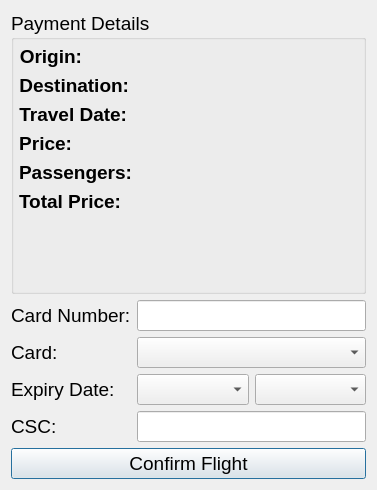
First picture: the form in Source Code/UI/payment.ui, repository mjmbalilo/COE125_C2_Chibz, before the edit.
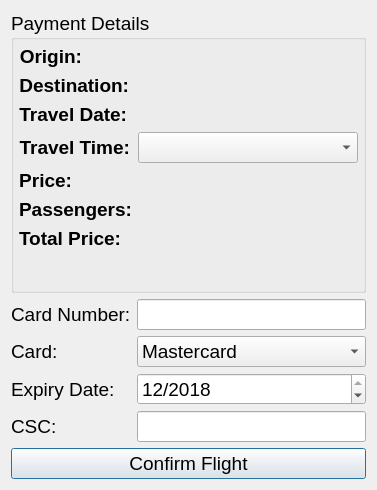
Second picture: the form after the edit.

What changed in the file:
```diff
--- a/Source Code/UI/payment.ui
+++ b/Source Code/UI/payment.ui
@@ -39,7 +39,29 @@
       </widget>
      </item>
      <item row="1" column="1">
-      <widget class="QComboBox" name="cbxCard"/>
+      <widget class="QComboBox" name="cbxCard">
+       <property name="currentText">
+        <string>Mastercard</string>
+       </property>
+       <property name="currentIndex">
+        <number>0</number>
+       </property>
+       <item>
+        <property name="text">
+         <string>Mastercard</string>
+        </property>
+       </item>
+       <item>
+        <property name="text">
+         <string>Visa Card</string>
+        </property>
+       </item>
+       <item>
+        <property name="text">
+         <string>JBC</string>
+        </property>
+       </item>
+      </widget>
      </item>
      <item row="2" column="0">
       <widget class="QLabel" name="label_3">
@@ -61,10 +83,21 @@
      <item row="2" column="1">
       <layout class="QHBoxLayout" name="horizontalLayout">
        <item>
-        <widget class="QComboBox" name="comboBox"/>
-       </item>
-       <item>
-        <widget class="QComboBox" name="comboBox_2"/>
+        <widget class="QDateEdit" name="txtExpDate">
+         <property name="dateTime">
+          <datetime>
+           <hour>0</hour>
+           <minute>0</minute>
+           <second>0</second>
+           <year>2018</year>
+           <month>12</month>
+           <day>1</day>
+          </datetime>
+         </property>
+         <property name="displayFormat">
+          <string>M/yyyy</string>
+         </property>
+        </widget>
        </item>
       </layout>
      </item>
@@ -178,7 +211,7 @@
           </property>
          </widget>
         </item>
-        <item row="3" column="0">
+        <item row="4" column="0">
          <widget class="QLabel" name="label_24">
           <property name="font">
            <font>
@@ -195,7 +228,7 @@
           </property>
          </widget>
         </item>
-        <item row="3" column="1">
+        <item row="4" column="1">
          <widget class="QLabel" name="lblPrice">
           <property name="text">
            <string>&lt;price&gt;</string>
@@ -205,7 +238,7 @@
           </property>
          </widget>
         </item>
-        <item row="4" column="0">
+        <item row="5" column="0">
          <widget class="QLabel" name="label_26">
           <property name="font">
            <font>
@@ -222,7 +255,7 @@
           </property>
          </widget>
         </item>
-        <item row="5" column="0">
+        <item row="6" column="0">
          <widget class="QLabel" name="label_25">
           <property name="font">
            <font>
@@ -239,7 +272,7 @@
           </property>
          </widget>
         </item>
-        <item row="5" column="1">
+        <item row="6" column="1">
          <widget class="QLabel" name="lblTotalPrice">
           <property name="text">
            <string>&lt;totalPrice&gt;</string>
@@ -249,7 +282,7 @@
           </property>
          </widget>
         </item>
-        <item row="4" column="1">
+        <item row="5" column="1">
          <widget class="QLabel" name="lblPassengers">
           <property name="text">
            <string>&lt;passengers&gt;</string>
@@ -259,6 +292,26 @@
           </property>
          </widget>
         </item>
+        <item row="3" column="0">
+         <widget class="QLabel" name="label_27">
+          <property name="font">
+           <font>
+            <pointsize>14</pointsize>
+            <weight>75</weight>
+            <bold>true</bold>
+           </font>
+          </property>
+          <property name="text">
+           <string>Travel Time:</string>
+          </property>
+          <property name="alignment">
+           <set>Qt::AlignRight|Qt::AlignTrailing|Qt::AlignVCenter</set>
+          </property>
+         </widget>
+        </item>
+        <item row="3" column="1">
+         <widget class="QComboBox" name="cbxTime"/>
+        </item>
        </layout>
       </item>
      </layout>
```
Left out of the diff: 6 changed lines with no effect on the pictures.
